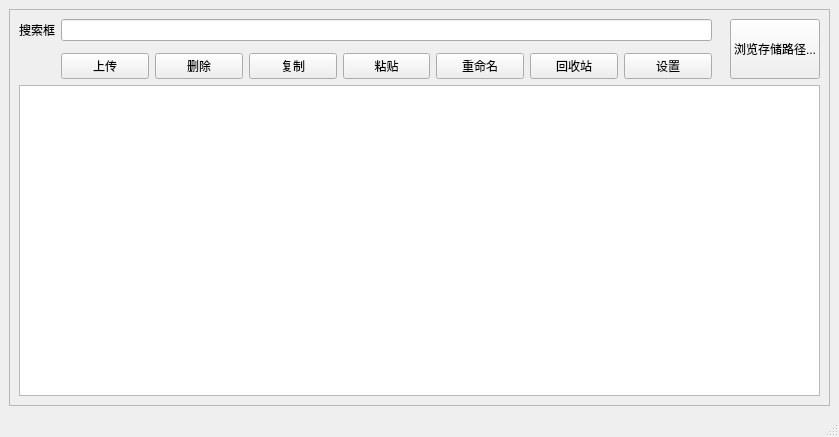
Qt form cell_main.ui (Jojuyn/FileManager) before a commit.
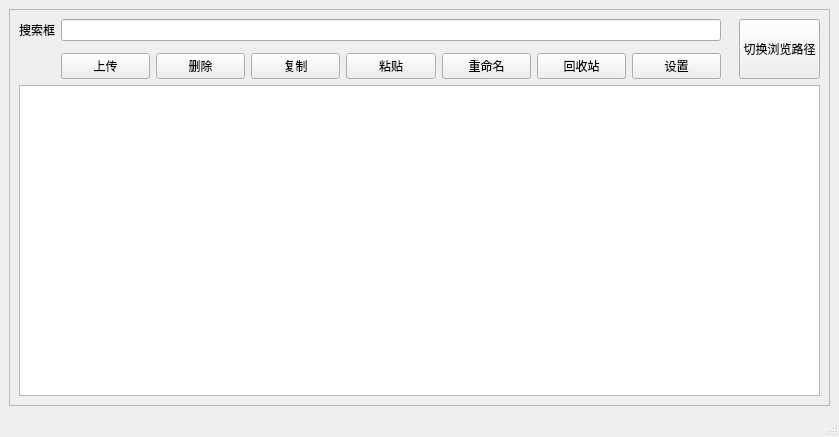
The same form after that commit. Icons and pictures are not drawn.

Commit message: 修改按钮名称：切换浏览路径

```diff
--- a/cell_main.ui
+++ b/cell_main.ui
@@ -40,7 +40,7 @@
           </sizepolicy>
          </property>
          <property name="text">
-          <string>浏览存储路径...</string>
+          <string>切换浏览路径</string>
          </property>
         </widget>
        </item>
```
The commit also changes 2 other files.
